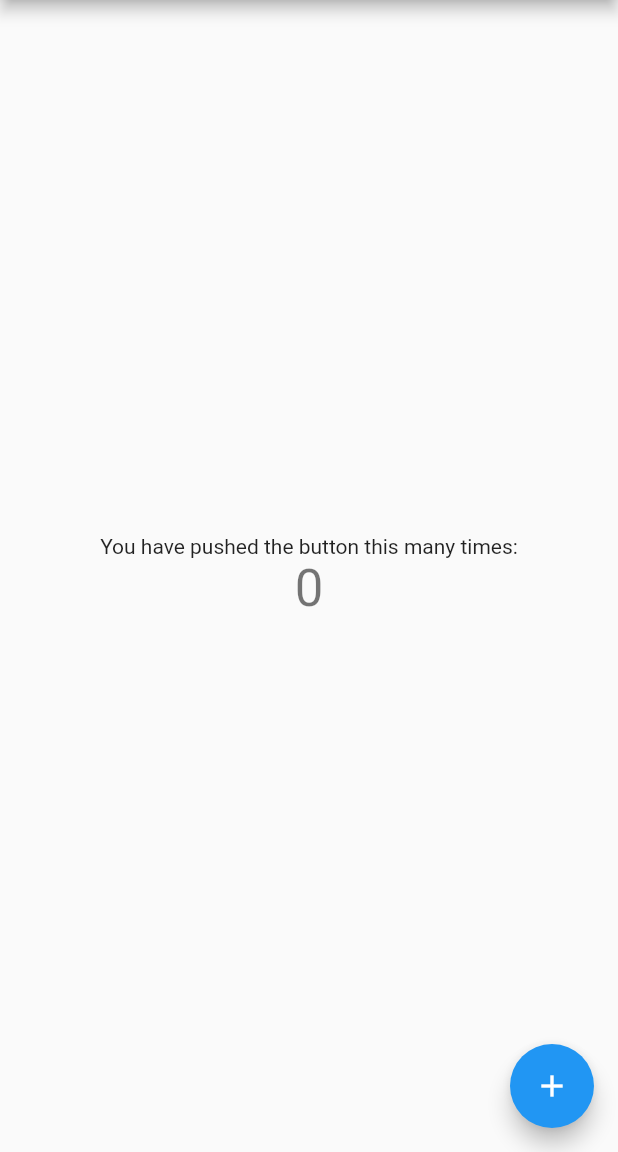
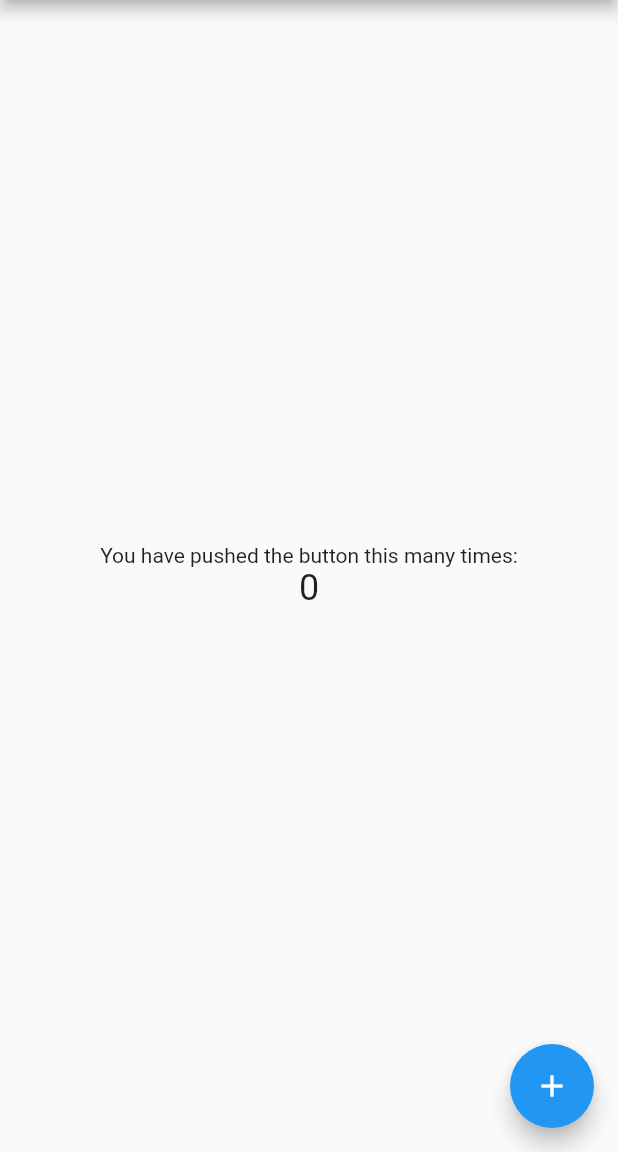
Before and after one commit to 2023-Mobile-App/MoblieApp, a Flutter app: the screen it shows after launch, on a phone screen of 412 x 824 dp, the part 84-1236 px from its top. Run offline on Flutter 3.47's test engine with Material 2 defaults, Android fonts, the phone set to English and light mode, and no system bars.

Commit message:
fixed first error

```diff
--- a/lib/main.dart
+++ b/lib/main.dart
@@ -1,6 +1,8 @@
 import 'package:flutter/material.dart';
 
+/// 1. エントリーポイントのmain関数
 void main() {
+  // 2. MyAppを呼び出す
   runApp(const MyApp());
 }
 
@@ -10,18 +12,10 @@ class MyApp extends StatelessWidget {
   // This widget is the root of your application.
   @override
   Widget build(BuildContext context) {
+    // 3. タイトルとテーマを設定する。画面の本体はMyHomePageで作る。
     return MaterialApp(
       title: 'Flutter Demo',
       theme: ThemeData(
-        // This is the theme of your application.
-        //
-        // Try running your application with "flutter run". You'll see the
-        // application has a blue toolbar. Then, without quitting the app, try
-        // changing the primarySwatch below to Colors.green and then invoke
-        // "hot reload" (press "r" in the console where you ran "flutter run",
-        // or simply save your changes to "hot reload" in a Flutter IDE).
-        // Notice that the counter didn't reset back to zero; the application
-        // is not restarted.
         primarySwatch: Colors.blue,
       ),
       home: const MyHomePage(title: 'Flutter Demo Home Page'),
@@ -31,16 +25,6 @@ class MyApp extends StatelessWidget {
 
 class MyHomePage extends StatefulWidget {
   const MyHomePage({super.key, required this.title});
-
-  // This widget is the home page of your application. It is stateful, meaning
-  // that it has a State object (defined below) that contains fields that affect
-  // how it looks.
-
-  // This class is the configuration for the state. It holds the values (in this
-  // case the title) provided by the parent (in this case the App widget) and
-  // used by the build method of the State. Fields in a Widget subclass are
-  // always marked "final".
-
   final String title;
 
   @override
@@ -50,66 +34,40 @@ class MyHomePage extends StatefulWidget {
 class _MyHomePageState extends State<MyHomePage> {
   int _counter = 0;
 
+  // 5. カウンタが押された時のメソッド
   void _incrementCounter() {
     setState(() {
-      // This call to setState tells the Flutter framework that something has
-      // changed in this State, which causes it to rerun the build method below
-      // so that the display can reflect the updated values. If we changed
-      // _counter without calling setState(), then the build method would not be
-      // called again, and so nothing would appear to happen.
       _counter++;
     });
   }
 
   @override
   Widget build(BuildContext context) {
-    // This method is rerun every time setState is called, for instance as done
-    // by the _incrementCounter method above.
-    //
-    // The Flutter framework has been optimized to make rerunning build methods
-    // fast, so that you can just rebuild anything that needs updating rather
-    // than having to individually change instances of widgets.
+    // 4. MyHomePageの画面を構築する部分
     return Scaffold(
+      // 画面上部のタイトル部分
       appBar: AppBar(
-        // Here we take the value from the MyHomePage object that was created by
-        // the App.build method, and use it to set our appbar title.
         title: Text(widget.title),
       ),
       body: Center(
-        // Center is a layout widget. It takes a single child and positions it
-        // in the middle of the parent.
         child: Column(
-          // Column is also a layout widget. It takes a list of children and
-          // arranges them vertically. By default, it sizes itself to fit its
-          // children horizontally, and tries to be as tall as its parent.
-          //
-          // Invoke "debug painting" (press "p" in the console, choose the
-          // "Toggle Debug Paint" action from the Flutter Inspector in Android
-          // Studio, or the "Toggle Debug Paint" command in Visual Studio Code)
-          // to see the wireframe for each widget.
-          //
-          // Column has various properties to control how it sizes itself and
-          // how it positions its children. Here we use mainAxisAlignment to
-          // center the children vertically; the main axis here is the vertical
-          // axis because Columns are vertical (the cross axis would be
-          // horizontal).
           mainAxisAlignment: MainAxisAlignment.center,
           children: <Widget>[
+            // 画面の中央に表示されるテキスト
             const Text(
               'You have pushed the button this many times:',
             ),
-            Text(
-              '$_counter',
-              style: Theme.of(context).textTheme.headlineMedium,
-            ),
+            // テキストの下に表示されるカウンタ値
+            Text('$_counter', style: Theme.of(context).textTheme.headlineSmall),
           ],
         ),
       ),
+      // 右下の「+」ボタンに対応するフローティングアクションボタン
       floatingActionButton: FloatingActionButton(
         onPressed: _incrementCounter,
         tooltip: 'Increment',
         child: const Icon(Icons.add),
-      ), // This trailing comma makes auto-formatting nicer for build methods.
+      ),
     );
   }
 }
```
Also changed, not shown: 1 other file.
